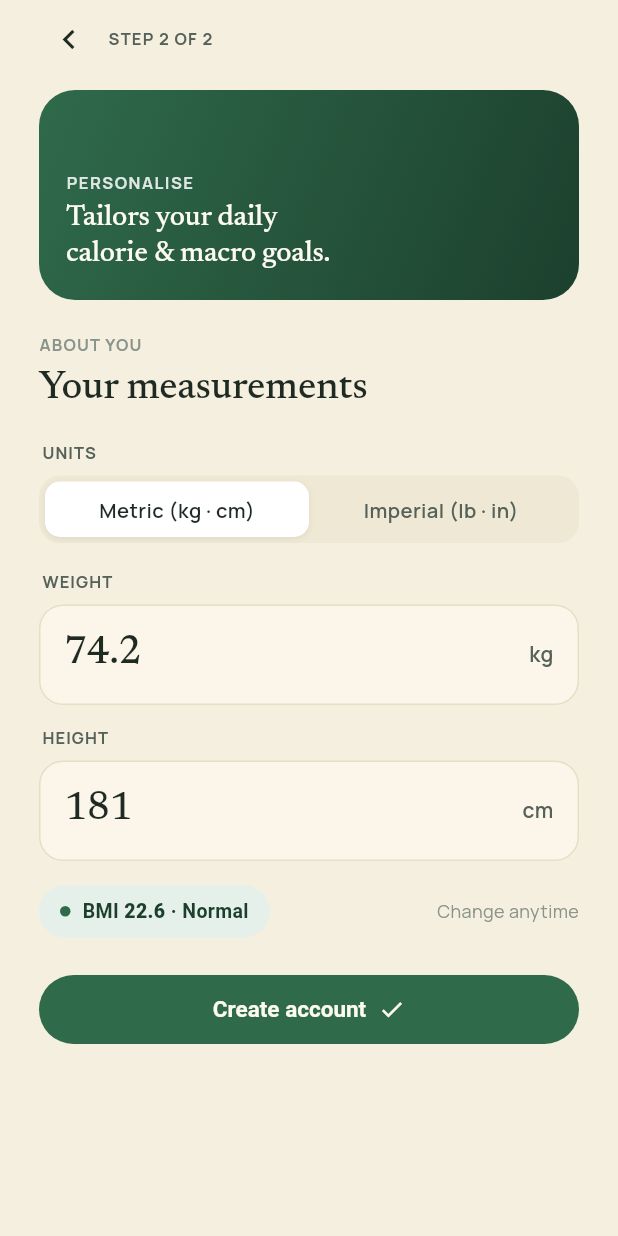
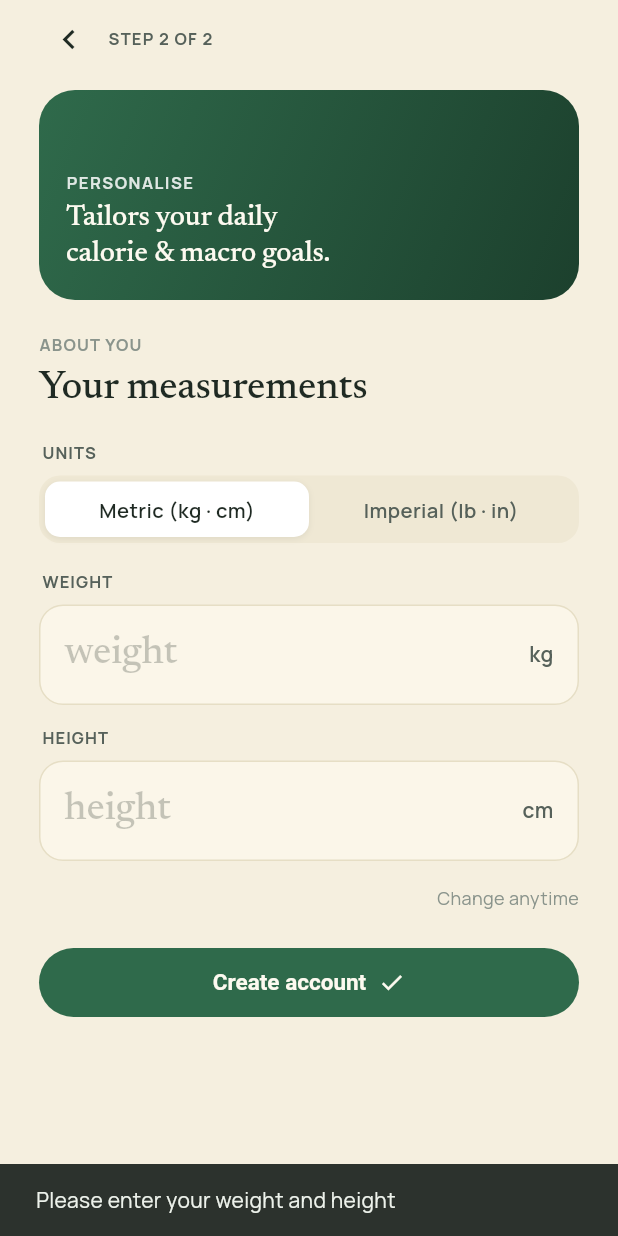
Before and after one commit to NutriFitFax/NutriFit, a Flutter app: the ProfileSetupScreen screen opened directly with empty values, after a tap on "Create account", on a phone screen of 412 x 824 dp. Run offline on Flutter 3.47's test engine with Material 3 defaults, Android fonts, the phone set to English and light mode, and no system bars; our stand-ins replace flutter_local_notifications, flutter_timezone, google_fonts, image_picker, permission_handler, shared_preferences and 3 more; missing offline and left inert: mobile_scanner; accounts and stored records are empty.

Commit message:
profile picture, weight, height updates with login, default value removed for weight and height during sign-up

```diff
--- a/mobile/lib/app/settings_prefs.dart
+++ b/mobile/lib/app/settings_prefs.dart
@@ -116,7 +116,7 @@ class SettingsPrefs {
   int get goalFatG => _p.getInt(_kGoalFat) ?? 70;
   Future<void> setGoalFatG(int v) => _p.setInt(_kGoalFat, v);
 
-  double get heightCm => _p.getDouble(_kHeightCm) ?? 170.0;
+  double get heightCm => _p.getDouble(_kHeightCm) ?? 0.0;
   Future<void> setHeightCm(double v) => _p.setDouble(_kHeightCm, v);
 
   double get weightKg => _p.getDouble(_kWeightKg) ?? 0.0;
--- a/mobile/lib/features/auth/auth_gate.dart
+++ b/mobile/lib/features/auth/auth_gate.dart
@@ -76,6 +76,8 @@ class _AuthGateState extends State<AuthGate> {
     }
     await SettingsPrefs.instance.setUserEmail(profile.email);
     await SettingsPrefs.instance.setDisplayName(profile.name);
+    await SettingsPrefs.instance.setWeightKg(profile.weightKg);
+    await SettingsPrefs.instance.setHeightCm(profile.heightCm);
   }
 
   // ── Navigation ────────────────────────────────────────────────────────
@@ -91,6 +93,7 @@ class _AuthGateState extends State<AuthGate> {
 
   void _handleLogout() {
     SettingsPrefs.instance.clearUserEmail();
+    SettingsPrefs.instance.clearAvatarPath();
     widget.api.userId = 'demo-user';
     Navigator.of(context).popUntil((route) => route.isFirst);
     setState(() {});
@@ -99,6 +102,7 @@ class _AuthGateState extends State<AuthGate> {
   void _handleDeleteAccount() {
     widget.store.clearAllData();
     SettingsPrefs.instance.clearUserEmail();
+    SettingsPrefs.instance.clearAvatarPath();
     widget.api.userId = 'demo-user';
     Navigator.of(context).popUntil((route) => route.isFirst);
     setState(() {});
--- a/mobile/lib/features/auth/profile_setup_screen.dart
+++ b/mobile/lib/features/auth/profile_setup_screen.dart
@@ -29,9 +29,9 @@ class _ProfileSetupScreenState extends State<ProfileSetupScreen> {
   static const _minKg = 30.0,  _maxKg = 300.0;
   static const _minCm = 100.0, _maxCm = 272.0;
 
-  // Canonical values — the single source of truth.
-  double _weightKg = 74.2;
-  double _heightCm = 181;
+  // Canonical values — null until the user types something.
+  double? _weightKg;
+  double? _heightCm;
   UnitSystem _unit = UnitSystem.metric;
 
   // Editable controllers.
@@ -58,13 +58,15 @@ class _ProfileSetupScreenState extends State<ProfileSetupScreen> {
   /// Push canonical values into the controllers (on unit switch / blur).
   void _fillControllers() {
     if (_unit == UnitSystem.metric) {
-      _weightCtrl.text = _weightKg.toStringAsFixed(1);
-      _heightCmCtrl.text = _heightCm.round().toString();
+      if (_weightKg != null) _weightCtrl.text = _weightKg!.toStringAsFixed(1);
+      if (_heightCm != null) _heightCmCtrl.text = _heightCm!.round().toString();
     } else {
-      _weightCtrl.text = UnitConvert.kgToLb(_weightKg).round().toString();
-      final (ft, inch) = UnitConvert.cmToFeetInches(_heightCm);
+      if (_weightKg != null) _weightCtrl.text = UnitConvert.kgToLb(_weightKg!).round().toString();
+      if (_heightCm != null) {
+        final (ft, inch) = UnitConvert.cmToFeetInches(_heightCm!);
         _feetCtrl.text = ft.toString();
         _inchCtrl.text = inch.toString();
+      }
     }
   }
 
@@ -72,16 +74,18 @@ class _ProfileSetupScreenState extends State<ProfileSetupScreen> {
   /// text (so the cursor doesn't jump); just keeps BMI in sync.
   void _readToCanonical() {
     if (_unit == UnitSystem.metric) {
-      final kg = double.tryParse(_weightCtrl.text) ?? 0;
-      final cm = double.tryParse(_heightCmCtrl.text) ?? 0;
-      _weightKg = kg.clamp(_minKg, _maxKg);
-      _heightCm = cm.clamp(_minCm, _maxCm);
+      final kg = double.tryParse(_weightCtrl.text);
+      final cm = double.tryParse(_heightCmCtrl.text);
+      if (kg != null) _weightKg = kg.clamp(_minKg, _maxKg);
+      if (cm != null) _heightCm = cm.clamp(_minCm, _maxCm);
     } else {
-      final lb = double.tryParse(_weightCtrl.text) ?? 0;
-      final ft = int.tryParse(_feetCtrl.text) ?? 0;
-      final inch = double.tryParse(_inchCtrl.text) ?? 0;
-      _weightKg = UnitConvert.lbToKg(lb).clamp(_minKg, _maxKg);
+      final lb = double.tryParse(_weightCtrl.text);
+      final ft = int.tryParse(_feetCtrl.text);
+      final inch = double.tryParse(_inchCtrl.text);
+      if (lb != null) _weightKg = UnitConvert.lbToKg(lb).clamp(_minKg, _maxKg);
+      if (ft != null && inch != null) {
         _heightCm = UnitConvert.feetInchesToCm(ft, inch.round()).clamp(_minCm, _maxCm);
+      }
     }
     setState(() {}); // refresh BMI chip
   }
@@ -101,22 +105,27 @@ class _ProfileSetupScreenState extends State<ProfileSetupScreen> {
   void _finish() {
     FocusScope.of(context).unfocus();
     _readToCanonical();
+    if (_weightKg == null || _heightCm == null) {
+      ScaffoldMessenger.of(context).showSnackBar(
+        const SnackBar(content: Text('Please enter your weight and height')),
+      );
+      return;
+    }
     HapticFeedback.mediumImpact();
     widget.onComplete(UserProfile(
       name: widget.name,
       email: widget.email,
-      weightKg: double.parse(_weightKg.toStringAsFixed(1)),
-      heightCm: _heightCm.roundToDouble(),
+      weightKg: double.parse(_weightKg!.toStringAsFixed(1)),
+      heightCm: _heightCm!.roundToDouble(),
     ));
   }
 
   @override
   Widget build(BuildContext context) {
     final c = context.nutri;
-    final profile = UserProfile(
-      name: widget.name, email: widget.email,
-      weightKg: _weightKg, heightCm: _heightCm,
-    );
+    final profile = (_weightKg != null && _heightCm != null)
+        ? UserProfile(name: widget.name, email: widget.email, weightKg: _weightKg!, heightCm: _heightCm!)
+        : null;
 
     return Scaffold(
       backgroundColor: c.bg,
@@ -195,6 +204,7 @@ class _ProfileSetupScreenState extends State<ProfileSetupScreen> {
               _MeasureField(
                 controller: _weightCtrl,
                 unit: _unit == UnitSystem.metric ? 'kg' : 'lb',
+                hintText: 'weight',
                 allowDecimal: true,
                 onChanged: (_) => _readToCanonical(),
                 onEditingComplete: _normalize,
@@ -207,6 +217,7 @@ class _ProfileSetupScreenState extends State<ProfileSetupScreen> {
                 _MeasureField(
                   controller: _heightCmCtrl,
                   unit: 'cm',
+                  hintText: 'height',
                   allowDecimal: false,
                   onChanged: (_) => _readToCanonical(),
                   onEditingComplete: _normalize,
@@ -218,6 +229,7 @@ class _ProfileSetupScreenState extends State<ProfileSetupScreen> {
                       child: _MeasureField(
                         controller: _feetCtrl,
                         unit: 'ft',
+                        hintText: 'height',
                         allowDecimal: false,
                         onChanged: (_) => _readToCanonical(),
                         onEditingComplete: _normalize,
@@ -228,6 +240,7 @@ class _ProfileSetupScreenState extends State<ProfileSetupScreen> {
                       child: _MeasureField(
                         controller: _inchCtrl,
                         unit: 'in',
+                        hintText: 'height',
                         allowDecimal: false,
                         onChanged: (_) => _readToCanonical(),
                         onEditingComplete: _normalize,
@@ -240,6 +253,7 @@ class _ProfileSetupScreenState extends State<ProfileSetupScreen> {
               Row(
                 mainAxisAlignment: MainAxisAlignment.spaceBetween,
                 children: [
+                  if (profile != null)
                     Container(
                       padding: const EdgeInsets.symmetric(horizontal: 14, vertical: 8),
                       decoration: BoxDecoration(color: c.primaryTint, borderRadius: BorderRadius.circular(99)),
@@ -258,7 +272,9 @@ class _ProfileSetupScreenState extends State<ProfileSetupScreen> {
                           )),
                         ],
                       ),
-                  ),
+                    )
+                  else
+                    const SizedBox.shrink(),
                   Text('Change anytime', style: TextStyle(fontSize: 12, color: c.ink3)),
                 ],
               ),
@@ -335,6 +351,7 @@ class _UnitToggle extends StatelessWidget {
 class _MeasureField extends StatelessWidget {
   final TextEditingController controller;
   final String unit;
+  final String? hintText;
   final bool allowDecimal;
   final ValueChanged<String>? onChanged;
   final VoidCallback? onEditingComplete;
@@ -343,6 +360,7 @@ class _MeasureField extends StatelessWidget {
     required this.controller,
     required this.unit,
     required this.allowDecimal,
+    this.hintText,
     this.onChanged,
     this.onEditingComplete,
   });
@@ -374,13 +392,18 @@ class _MeasureField extends StatelessWidget {
                 ),
               ],
               style: Theme.of(context).textTheme.headlineLarge?.copyWith(fontSize: 26),
-              decoration: const InputDecoration(
+              decoration: InputDecoration(
                 isDense: true,
                 filled: false,
                 border: InputBorder.none,
                 enabledBorder: InputBorder.none,
                 focusedBorder: InputBorder.none,
-                contentPadding: EdgeInsets.symmetric(vertical: 12),
+                contentPadding: const EdgeInsets.symmetric(vertical: 12),
+                hintText: hintText,
+                hintStyle: Theme.of(context).textTheme.headlineLarge?.copyWith(
+                  fontSize: 26,
+                  color: c.ink.withValues(alpha: 0.25),
+                ),
               ),
             ),
           ),
--- a/mobile/lib/features/settings/settings_screen.dart
+++ b/mobile/lib/features/settings/settings_screen.dart
@@ -91,7 +91,7 @@ class _SettingsScreenState extends State<SettingsScreen> {
       name:     prefs.displayName == 'friend' ? _profile.name : prefs.displayName,
       email:    prefs.getUserEmail() ?? _profile.email,
       weightKg: prefs.weightKg == 0.0 ? _profile.weightKg : prefs.weightKg,
-      heightCm: prefs.heightCm == 170.0 ? _profile.heightCm : prefs.heightCm,
+      heightCm: prefs.heightCm == 0.0 ? _profile.heightCm : prefs.heightCm,
     );
     _loadFromApi();
   }
```
Lines whose indentation alone changed are shown as unchanged.
